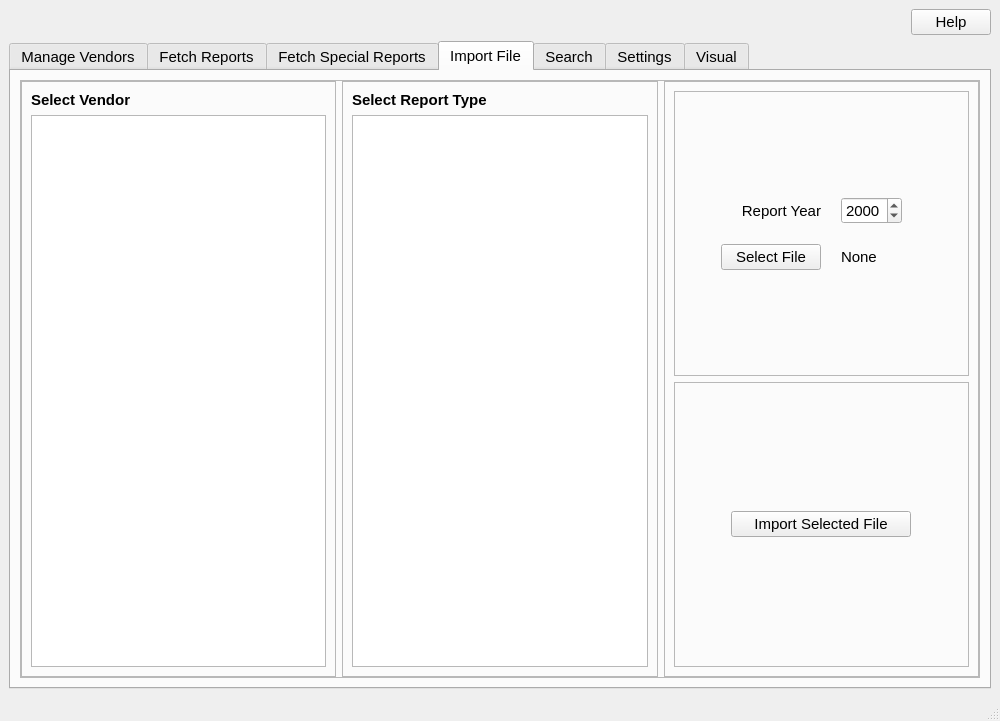
Qt form ui/MainWindow.ui (CS-4820-Library-Project/COUNTER-5-Report-Tool-2020-5.0) before a commit.
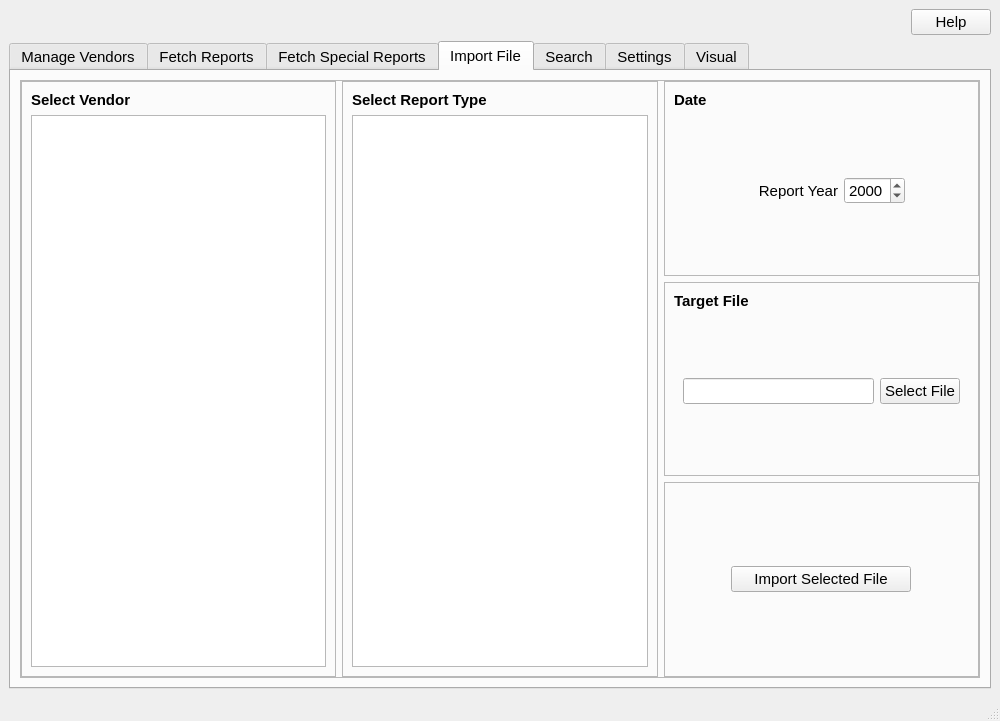
The same form after that commit. The open tabs and pages were chosen to show the change.

```diff
--- a/ui/MainWindow.ui
+++ b/ui/MainWindow.ui
@@ -1349,41 +1349,61 @@
                <height>0</height>
               </size>
              </property>
-             <property name="frameShape">
-              <enum>QFrame::StyledPanel</enum>
-             </property>
              <layout class="QVBoxLayout" name="verticalLayout_13">
+              <property name="leftMargin">
+               <number>0</number>
+              </property>
+              <property name="topMargin">
+               <number>0</number>
+              </property>
+              <property name="rightMargin">
+               <number>0</number>
+              </property>
+              <property name="bottomMargin">
+               <number>0</number>
+              </property>
               <item>
-               <widget class="QFrame" name="frame_23">
+               <widget class="QFrame" name="frame_17">
+                <property name="frameShape">
+                 <enum>QFrame::StyledPanel</enum>
+                </property>
+                <layout class="QVBoxLayout" name="verticalLayout_24">
+                 <item>
+                  <widget class="QLabel" name="label_16">
                 <property name="sizePolicy">
-                 <sizepolicy hsizetype="Expanding" vsizetype="Expanding">
+                    <sizepolicy hsizetype="Preferred" vsizetype="Fixed">
                   <horstretch>0</horstretch>
                   <verstretch>0</verstretch>
                  </sizepolicy>
                 </property>
-                <property name="minimumSize">
+                   <property name="font">
+                    <font>
+                     <weight>75</weight>
+                     <bold>true</bold>
+                    </font>
+                   </property>
+                   <property name="text">
+                    <string>Date</string>
+                   </property>
+                  </widget>
+                 </item>
+                 <item>
+                  <widget class="QFrame" name="frame_19">
+                   <layout class="QHBoxLayout" name="horizontalLayout_13">
+                    <item>
+                     <spacer name="horizontalSpacer">
+                      <property name="orientation">
+                       <enum>Qt::Horizontal</enum>
+                      </property>
+                      <property name="sizeHint" stdset="0">
                  <size>
-                  <width>0</width>
-                  <height>0</height>
-                 </size>
-                </property>
-                <property name="frameShape">
-                 <enum>QFrame::StyledPanel</enum>
-                </property>
-                <layout class="QFormLayout" name="formLayout_4">
-                 <property name="fieldGrowthPolicy">
-                  <enum>QFormLayout::FieldsStayAtSizeHint</enum>
-                 </property>
-                 <property name="formAlignment">
-                  <set>Qt::AlignCenter</set>
-                 </property>
-                 <property name="horizontalSpacing">
-                  <number>20</number>
-                 </property>
-                 <property name="verticalSpacing">
-                  <number>20</number>
-                 </property>
-                 <item row="0" column="0">
+                        <width>40</width>
+                        <height>20</height>
+                       </size>
+                      </property>
+                     </spacer>
+                    </item>
+                    <item>
                   <widget class="QLabel" name="label_19">
                    <property name="minimumSize">
                     <size>
@@ -1399,37 +1419,81 @@
                    </property>
                   </widget>
                  </item>
-                 <item row="0" column="1">
+                    <item>
                   <widget class="QDateEdit" name="report_year_date_edit">
                    <property name="displayFormat">
                     <string>yyyy</string>
                    </property>
                   </widget>
                  </item>
-                 <item row="1" column="0">
+                    <item>
+                     <spacer name="horizontalSpacer_2">
+                      <property name="orientation">
+                       <enum>Qt::Horizontal</enum>
+                      </property>
+                      <property name="sizeHint" stdset="0">
+                       <size>
+                        <width>40</width>
+                        <height>20</height>
+                       </size>
+                      </property>
+                     </spacer>
+                    </item>
+                   </layout>
+                  </widget>
+                 </item>
+                </layout>
+               </widget>
+              </item>
+              <item>
+               <widget class="QFrame" name="frame_18">
+                <property name="frameShape">
+                 <enum>QFrame::StyledPanel</enum>
+                </property>
+                <layout class="QVBoxLayout" name="verticalLayout_25">
+                 <item>
+                  <widget class="QLabel" name="label_36">
+                   <property name="sizePolicy">
+                    <sizepolicy hsizetype="Preferred" vsizetype="Fixed">
+                     <horstretch>0</horstretch>
+                     <verstretch>0</verstretch>
+                    </sizepolicy>
+                   </property>
+                   <property name="font">
+                    <font>
+                     <weight>75</weight>
+                     <bold>true</bold>
+                    </font>
+                   </property>
+                   <property name="text">
+                    <string>Target File</string>
+                   </property>
+                  </widget>
+                 </item>
+                 <item>
+                  <widget class="QFrame" name="frame_38">
+                   <layout class="QHBoxLayout" name="horizontalLayout_15">
+                    <item>
+                     <widget class="QLineEdit" name="selected_file_edit">
+                      <property name="readOnly">
+                       <bool>true</bool>
+                      </property>
+                     </widget>
+                    </item>
+                    <item>
                   <widget class="QPushButton" name="select_file_button">
-                   <property name="minimumSize">
-                    <size>
-                     <width>100</width>
-                     <height>0</height>
-                    </size>
+                      <property name="sizePolicy">
+                       <sizepolicy hsizetype="Fixed" vsizetype="Fixed">
+                        <horstretch>0</horstretch>
+                        <verstretch>0</verstretch>
+                       </sizepolicy>
                    </property>
                    <property name="text">
                     <string>Select File</string>
                    </property>
                   </widget>
                  </item>
-                 <item row="1" column="1">
-                  <widget class="QLabel" name="selected_file_label">
-                   <property name="minimumSize">
-                    <size>
-                     <width>100</width>
-                     <height>0</height>
-                    </size>
-                   </property>
-                   <property name="text">
-                    <string>None</string>
-                   </property>
+                   </layout>
                   </widget>
                  </item>
                 </layout>
@@ -1437,12 +1501,6 @@
               </item>
               <item>
                <widget class="QFrame" name="frame_24">
-                <property name="sizePolicy">
-                 <sizepolicy hsizetype="Expanding" vsizetype="Expanding">
-                  <horstretch>0</horstretch>
-                  <verstretch>0</verstretch>
-                 </sizepolicy>
-                </property>
                 <property name="frameShape">
                  <enum>QFrame::StyledPanel</enum>
                 </property>
```
Left out of the diff: 154 changed lines with no effect on the pictures. Lines whose indentation alone changed are shown as unchanged.
